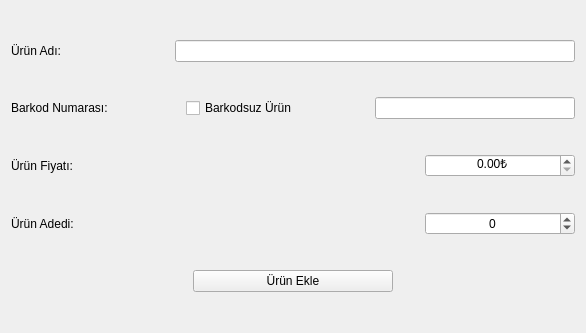
First picture: the form in ui/AddProduct.ui, repository GOKaraketir/Envanter, before the edit.
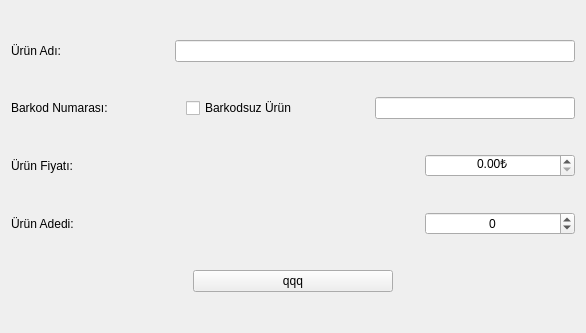
Second picture: the form after the edit.

Diff of the .ui file:
```diff
--- a/ui/AddProduct.ui
+++ b/ui/AddProduct.ui
@@ -239,7 +239,7 @@
         </size>
        </property>
        <property name="text">
-        <string>Ürün Ekle</string>
+        <string>qqq</string>
        </property>
       </widget>
      </item>
```
Left out of the diff: 2 changed lines with no effect on the pictures.
